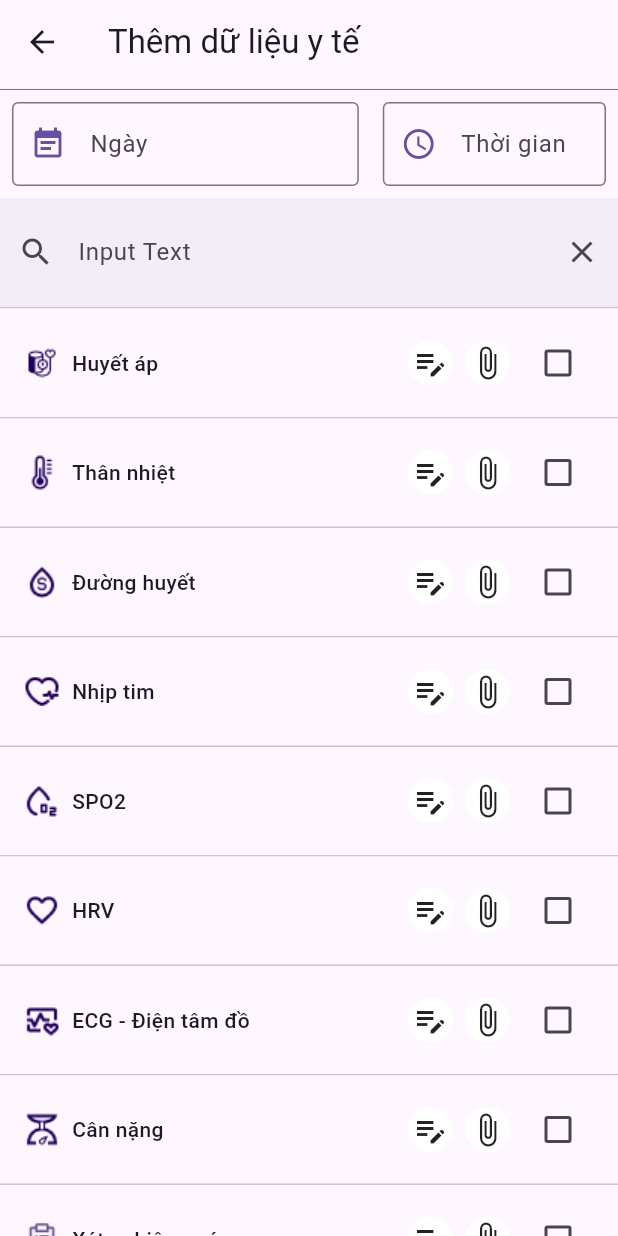
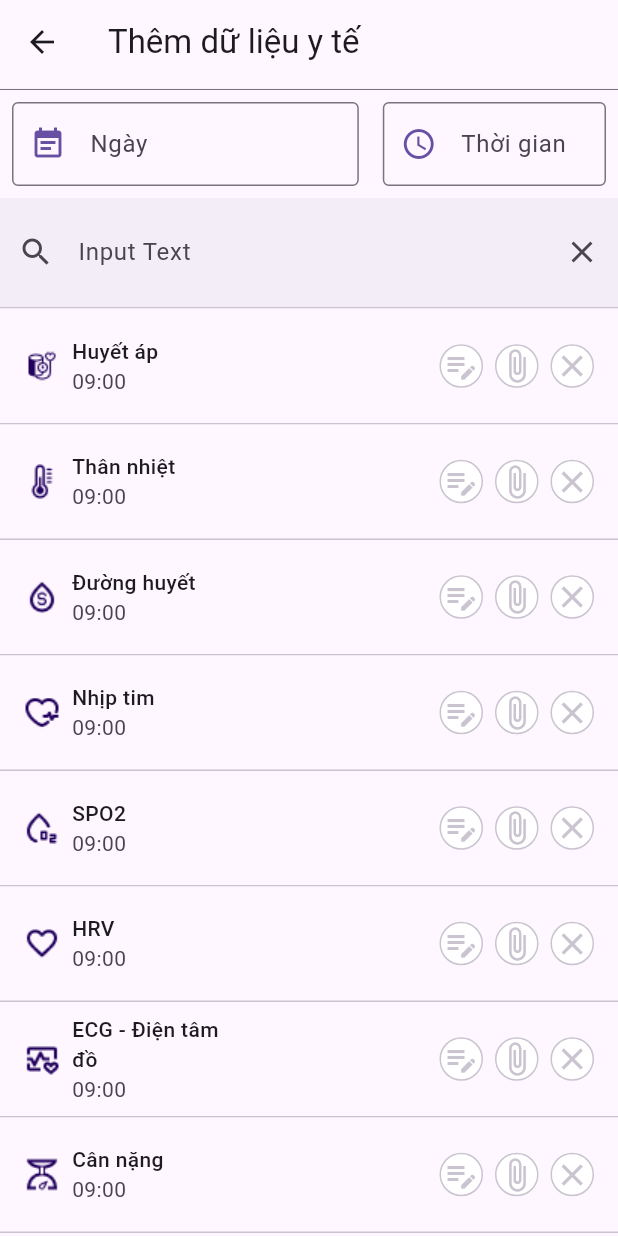
Before and after one commit to trvtinh/hfa, a Flutter app: the MedicalDataPage screen opened directly, on a phone screen of 412 x 824 dp. Run offline on Flutter 3.47's test engine with Material 3 defaults, Android fonts, the phone set to English and light mode, and no system bars; our stand-ins replace cached_network_image, cloud_firestore, dotted_border, firebase_auth, firebase_core, firebase_messaging and 8 more; missing offline and left inert: custom_calendar_viewer, firebase_app_check; accounts and stored records are empty.

Commit message:
fix medical_data

```diff
--- a/mobile/lib/main.dart
+++ b/mobile/lib/main.dart
@@ -26,6 +26,10 @@ Future<void> main() async {
   Get.put<UserStore>(UserStore());
 
   await Firebase.initializeApp();
+  await FirebaseAppCheck.instance.activate(
+    androidProvider: AndroidProvider.playIntegrity, // For Android
+    appleProvider: AppleProvider.deviceCheck, // For iOS
+  );
   // await FirebaseApi.initNotifications();
   FirebaseMessaging.onBackgroundMessage(_firebaseMessagingBackgroundHandler);
 
--- a/mobile/lib/pages/medical_data/controller.dart
+++ b/mobile/lib/pages/medical_data/controller.dart
@@ -35,6 +35,7 @@ class MedicalDataController extends GetxController {
           valueController: valueController,
           leadingiconpath: _getIconPath(index),
           title: _getTitle(index),
+          time: "09:00",
           value: valueController.text.obs,
           unit: unitController.text.obs,
         );
--- a/mobile/lib/pages/medical_data/state.dart
+++ b/mobile/lib/pages/medical_data/state.dart
@@ -3,7 +3,6 @@ import 'package:get/get.dart';
 import 'package:health_for_all/common/entities/medical_data.dart';
 
 class MedicalDataState {
-  RxString bloodPressureValue = "120/80".obs;
   Rx<TimeOfDay> timeofDay = TimeOfDay.now().obs;
   RxMap<String, MedicalEntity> data = <String, MedicalEntity>{}.obs;
 }
--- a/mobile/lib/pages/medical_data/widget/combo_box.dart
+++ b/mobile/lib/pages/medical_data/widget/combo_box.dart
@@ -13,6 +13,7 @@ import 'package:image_picker/image_picker.dart';
 class ComboBox extends StatefulWidget {
   final String leadingiconpath;
   final String title;
+  final String time;
   final RxString? value; // Changed to RxString
   final RxString? unit; // Changed to RxString
   final TextEditingController valueController;
@@ -28,6 +29,7 @@ class ComboBox extends StatefulWidget {
     required this.valueController,
     required this.unitController,
     required this.noteController,
+    required this.time,
   });
 
   @override
@@ -48,6 +50,8 @@ class _ComboBoxState extends State<ComboBox> {
   bool ischeck = false;
   @override
   Widget build(BuildContext context) {
+    bool haveFile = (selectedFiles.length > 0);
+    bool haveNote = widget.noteController.text.isNotEmpty;
     return GestureDetector(
       onTap: () {
         _showDialog(context);
@@ -56,7 +60,7 @@ class _ComboBoxState extends State<ComboBox> {
         children: [
           Container(
             width: double.infinity,
-            height: 72,
+            height: 76,
             padding: const EdgeInsets.symmetric(horizontal: 16, vertical: 8),
             decoration: BoxDecoration(
               color: ischeck
@@ -68,30 +72,118 @@ class _ComboBoxState extends State<ComboBox> {
               children: [
                 Image.asset(widget.leadingiconpath),
                 const SizedBox(width: 8),
-                //title
-                Text(
-                  widget.title,
+                Expanded(child: _buildTextContainer(widget.title, widget.time)),
+                Expanded(child: _buildValueUnitColumn(context)),
+                const SizedBox(width: 8),
+                Container(
+                  decoration: BoxDecoration(
+                    shape: BoxShape.circle,
+                    color: Theme.of(context).colorScheme.surfaceContainerLowest,
+                    border: Border.all(color: Theme.of(context).colorScheme.outlineVariant),
+                  ),
+                  child: Padding(
+                    padding: const EdgeInsets.all(1.5),
+                    child: haveNote
+                      ? Badge(
+                        child: Icon(
+                            Icons.edit_note, // Icon when files are present
+                            color: ischeck
+                                ? Theme.of(context).colorScheme.primary
+                                : Theme.of(context).colorScheme.outlineVariant,
+                          ),
+                      )
+                      : Icon(
+                          Icons.edit_note, // Icon when no files are present
+                          color: ischeck
+                              ? Theme.of(context).colorScheme.primary
+                              : Theme.of(context).colorScheme.outlineVariant,
+                        ),
+                  ),
+                ),
+                const SizedBox(width: 8),
+                Container(
+                  decoration: BoxDecoration(
+                    shape: BoxShape.circle,
+                    color: Theme.of(context).colorScheme.surfaceContainerLowest,
+                    border: Border.all(color: Theme.of(context).colorScheme.outlineVariant),
+                  ),
+                  child: Padding(
+                    padding: const EdgeInsets.all(1.5),
+                    child: haveFile
+                      ? Badge(
+                        child: Icon(
+                            Icons.attach_file, // Icon when files are present
+                            color: ischeck
+                                ? Theme.of(context).colorScheme.primary
+                                : Theme.of(context).colorScheme.outlineVariant,
+                          ),
+                      )
+                      : Icon(
+                          Icons.attach_file, // Icon when no files are present
+                          color: ischeck
+                              ? Theme.of(context).colorScheme.primary
+                              : Theme.of(context).colorScheme.outlineVariant,
+                        ),
+                  ),
+                ),
+                const SizedBox(width: 8),
+                GestureDetector(
+                  onTap: (){
+                    selectedFiles.clear();
+                    ischeck = false;
+                  },
+                  child: Container(
+                    decoration: BoxDecoration(
+                      shape: BoxShape.circle,
+                      color: Theme.of(context).colorScheme.surfaceContainerLowest,
+                      border: Border.all(color: Theme.of(context).colorScheme.outlineVariant),
+                    ),
+                    child: Padding(
+                      padding: const EdgeInsets.all(1.5),
+                      child: Icon(
+                        Icons.clear,
+                        color: ischeck
+                          ? Theme.of(context).colorScheme.error
+                          : Theme.of(context).colorScheme.outlineVariant,
+                      ),
+                    ),
+                  ),
+                ),
+              ],
+            ),
+          ),
+          const Divider(height: 1),
+        ],
+      ),
+    );
+  }
+
+  Widget _buildTextContainer(String name, String time) {
+    return Container(
+      height: 76,
+      child: Column(
+        mainAxisAlignment: MainAxisAlignment.center,
+        children: [
+          Align(
+            alignment: Alignment.centerLeft,
+            child: Text(
+              name,
               style: TextStyle(
                 color: Theme.of(context).colorScheme.onSurface,
                 fontWeight: FontWeight.w500,
               ),
             ),
-                Expanded(child: _buildValueUnitColumn(context)),
-                const SizedBox(width: 8),
-                IconWidgetRound(icon: const Icon(Icons.edit_note)),
-                const SizedBox(width: 8),
-                IconWidgetRound(icon: const Icon(Icons.attach_file)),
-                const SizedBox(width: 8),
-                Checkbox(
-                  value: ischeck,
-                  onChanged: (value) {
-                    ischeck = value ?? false;
-                  },
-                )
-              ],
+          ),
+          Align(
+            alignment: Alignment.centerLeft,
+            child: Text(
+              time,
+              style: TextStyle(
+                color: Theme.of(context).colorScheme.onSurfaceVariant,
+                fontWeight: FontWeight.normal,
               ),
             ),
-          const Divider(height: 1),
+          ),
         ],
       ),
     );
@@ -106,7 +198,9 @@ class _ComboBoxState extends State<ComboBox> {
             crossAxisAlignment:
                 CrossAxisAlignment.start, // Align text to the start
             children: [
-              Text(
+              Align(
+                alignment: Alignment.center,
+                child: Text(
                   medicalController.state.data[widget.title]?.value ?? "",
                   style: TextStyle(
                     color: Theme.of(context).colorScheme.onPrimaryContainer,
@@ -114,10 +208,14 @@ class _ComboBoxState extends State<ComboBox> {
                     fontSize: 20,
                   ),
                 ),
-              Text(
+              ),
+              Align(
+                alignment: Alignment.center,
+                child: Text(
                   medicalController.state.data[widget.title]?.unit ?? "",
                   style: TextStyle(
                     color: Theme.of(context).colorScheme.secondary,
+                  ),
                 ),
               ),
             ],
@@ -133,6 +231,7 @@ class _ComboBoxState extends State<ComboBox> {
           shape: RoundedRectangleBorder(
             borderRadius: BorderRadius.circular(16.0),
           ),
+          child: SingleChildScrollView(
             child: Padding(
               padding: const EdgeInsets.all(16),
               child: Column(
@@ -149,6 +248,7 @@ class _ComboBoxState extends State<ComboBox> {
                   const SizedBox(height: 24),
                   _buildDialogActions(context),
                 ],
+              ),
             ),
           ),
         );
@@ -272,23 +372,3 @@ class _ComboBoxState extends State<ComboBox> {
     );
   }
 }
-
-class IconWidgetRound extends StatelessWidget {
-  final Icon icon;
-
-  IconWidgetRound({required this.icon});
-
-  @override
-  Widget build(BuildContext context) {
-    return Container(
-      decoration: const BoxDecoration(
-        shape: BoxShape.circle,
-        color: Colors.white,
-      ),
-      child: Padding(
-        padding: const EdgeInsets.all(3.0),
-        child: icon,
-      ),
-    );
-  }
-}
--- a/mobile/lib/pages/overall_medical_data_history/view.dart
+++ b/mobile/lib/pages/overall_medical_data_history/view.dart
@@ -68,7 +68,7 @@ class OverallMedicalDataHistoryPage extends GetView<OverallMedicalDataHistoryCon
                             ),
                           ),
                           CustomCalendarViewer(
-                            calendarType: CustomCalendarType.viewFullYear,
+
                           ),
                         ],
                       ),
```
Also changed, not shown: mobile/pubspec.lock, 1 other file. Lines whose indentation alone changed are shown as unchanged.
